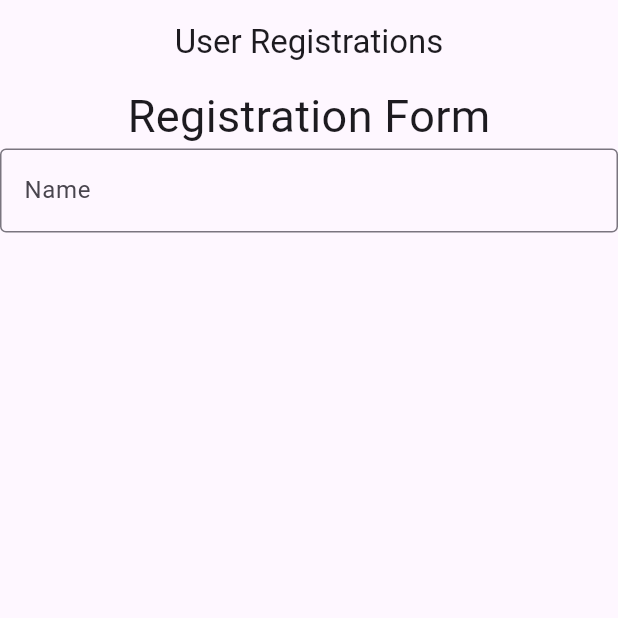
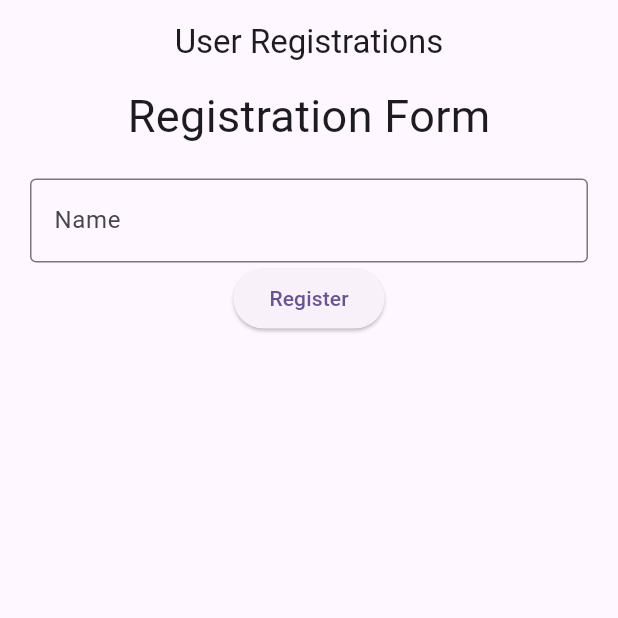
Before and after one commit to skillyheads/scet-flutter, a Flutter app: the screen it shows after launch, on a phone screen of 412 x 824 dp, the top half of it. Run offline on Flutter 3.47's test engine with Material 3 defaults, Android fonts, the phone set to English and light mode, and no system bars; our stand-ins replace shared_preferences.

Commit message:
Commit#3

```diff
--- a/registrations_showcase/lib/main.dart
+++ b/registrations_showcase/lib/main.dart
@@ -56,7 +56,9 @@ class _RegistrationFormState extends State<RegistrationForm> {
   final _formKey = GlobalKey<FormState>();
   @override
   Widget build(BuildContext context) {
-    return Form(
+    return Container(
+      margin: EdgeInsets.all(20),
+      child: Form(
         key: _formKey,
         child: Column(
           children: [
@@ -72,7 +74,9 @@ class _RegistrationFormState extends State<RegistrationForm> {
                 return null;
               },
             ),
+            ElevatedButton(onPressed: () => {}, child: Text('Register')),
           ],
+        ),
       ),
     );
   }
```
Lines whose indentation alone changed are shown as unchanged.
